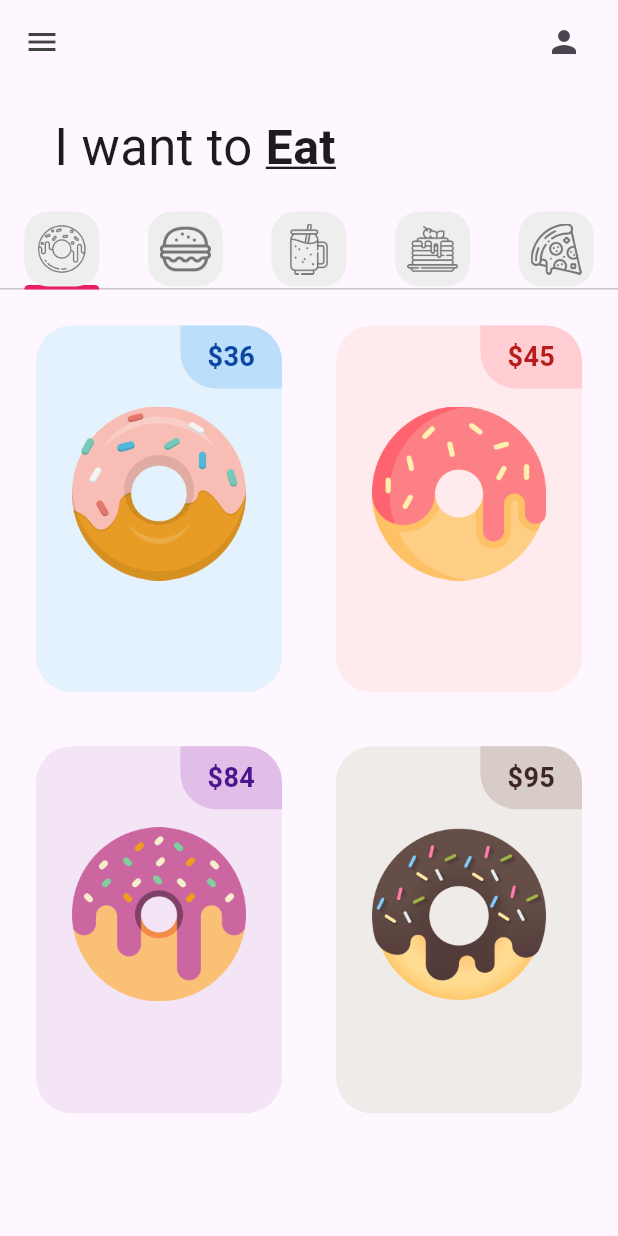
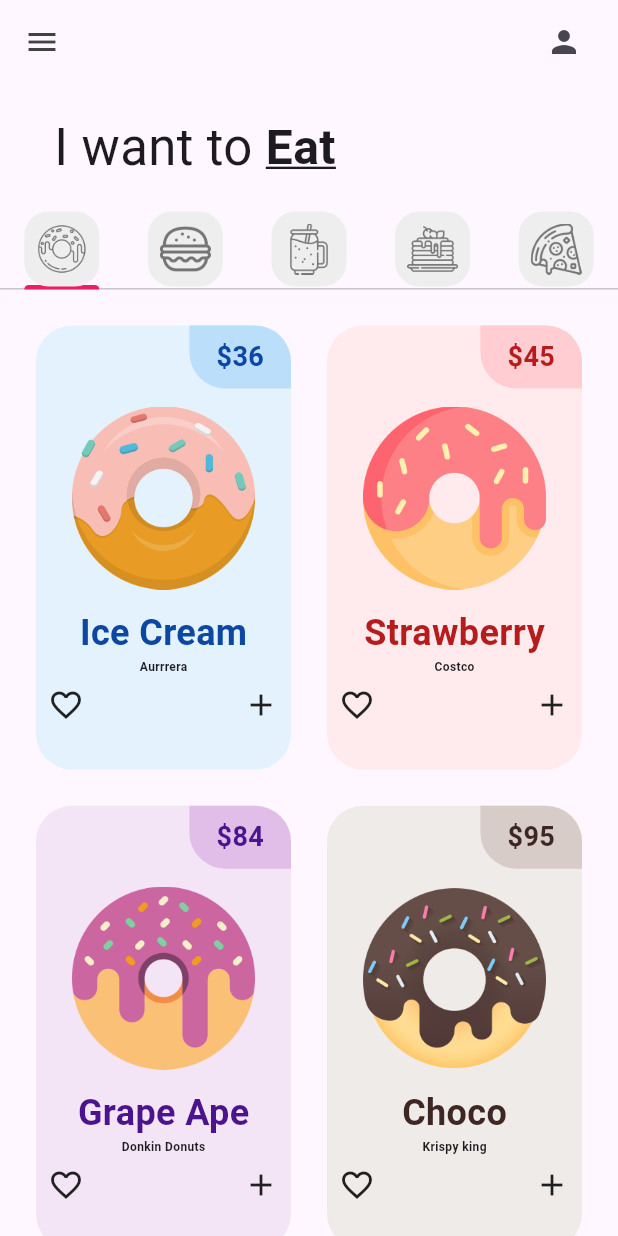
Before and after one commit to N1KOLAS-cyber/donut_app_2c_gamboa, a Flutter app: the screen it shows after launch, on a phone screen of 412 x 824 dp. Run offline on Flutter 3.47's test engine with Material 3 defaults, Android fonts, the light colour scheme and no system bars; Roboto replaces fonts that are missing (ComicStrip).

Commit message:
donutile Finish

```diff
--- a/lib/tabs/donut_tab.dart
+++ b/lib/tabs/donut_tab.dart
@@ -7,10 +7,10 @@ class DonutTab extends StatelessWidget {
     final List donutsOnSale = [
 
    // [ donutFlavor, donutPrice, donutColor, imageName ]
-   ["Ice Cream", "36", Colors.blue, "lib/images/icecream_donut.png"],
-   ["Strawberry", "45", Colors.red, "lib/images/strawberry_donut.png"],
-   ["Grape Ape", "84", Colors.purple, "lib/images/grape_donut.png"],
-   ["Choco", "95", Colors.brown, "lib/images/chocolate_donut.png"],
+   ["Ice Cream","Aurrrera","36", Colors.blue, "lib/images/icecream_donut.png"],
+   ["Strawberry","Costco", "45", Colors.red, "lib/images/strawberry_donut.png"],
+   ["Grape Ape","Donkin Donuts", "84", Colors.purple, "lib/images/grape_donut.png"],
+   ["Choco","Krispy king", "95", Colors.brown, "lib/images/chocolate_donut.png"],
 
   ];
   DonutTab({super.key});
@@ -26,17 +26,17 @@ class DonutTab extends StatelessWidget {
       SliverGridDelegateWithFixedCrossAxisCount(
         //cuantas columnas
         crossAxisCount: 2,
-        crossAxisSpacing: 12,
-        mainAxisSpacing: 12,
-        childAspectRatio: 0.7
+        //espacio entre columnas
+        childAspectRatio: 1/1.65,
       ),
       itemBuilder: (context, index) {
          //cada elemento de individual
         return DonutTile(
           donutFlavor: donutsOnSale[index][0],
-          donutPrice: donutsOnSale[index][1],
-          donutColor: donutsOnSale[index][2],
-          imageName: donutsOnSale[index][3],
+          donutStore: donutsOnSale[index][1],
+          donutPrice: donutsOnSale[index][2],
+          donutColor: donutsOnSale[index][3],
+          imageName: donutsOnSale[index][4],
         );
       }
     );
--- a/lib/utils/donut_tile.dart
+++ b/lib/utils/donut_tile.dart
@@ -3,11 +3,12 @@ import 'package:flutter/material.dart';
 class DonutTile extends StatelessWidget {
   final String donutFlavor;
   final String donutPrice;
+  final String donutStore;
   //Es dynamic porque puede ser de tipo COLOR
   final dynamic donutColor;
   final String imageName;
 
-  const DonutTile({super.key, required this.donutFlavor, required this.donutPrice, this.donutColor, required this.imageName});
+  const DonutTile({super.key, required this.donutFlavor, required this.donutPrice, required this.donutStore, this.donutColor, required this.imageName});
 
   @override
   Widget build(BuildContext context) {
@@ -53,8 +54,32 @@ class DonutTile extends StatelessWidget {
           ),
 
           //Donut Flavor Text
-
+          Text(donutFlavor, style: TextStyle(
+            fontWeight: FontWeight.bold,
+            fontSize: 24,
+            color: donutColor[900],
+            //Espacio entre texto
+          ),
+          ),
+          SizedBox(height: 0.02,),
+          //Donut Store Text
+          Text(donutStore, style: TextStyle(
+            fontWeight: FontWeight.bold,
+            fontSize: 8,
+            //Espacio entre texto
+          ),
+          ),
           //Boutton
+          Padding(
+            padding: const EdgeInsets.all(8.0),
+            child: Row(
+              mainAxisAlignment: MainAxisAlignment.spaceBetween,
+              children: [
+                Icon(Icons.favorite_border),
+                Icon(Icons.add),
+              ],
+            ),
+          )
         ],),
       ),
     );
```
